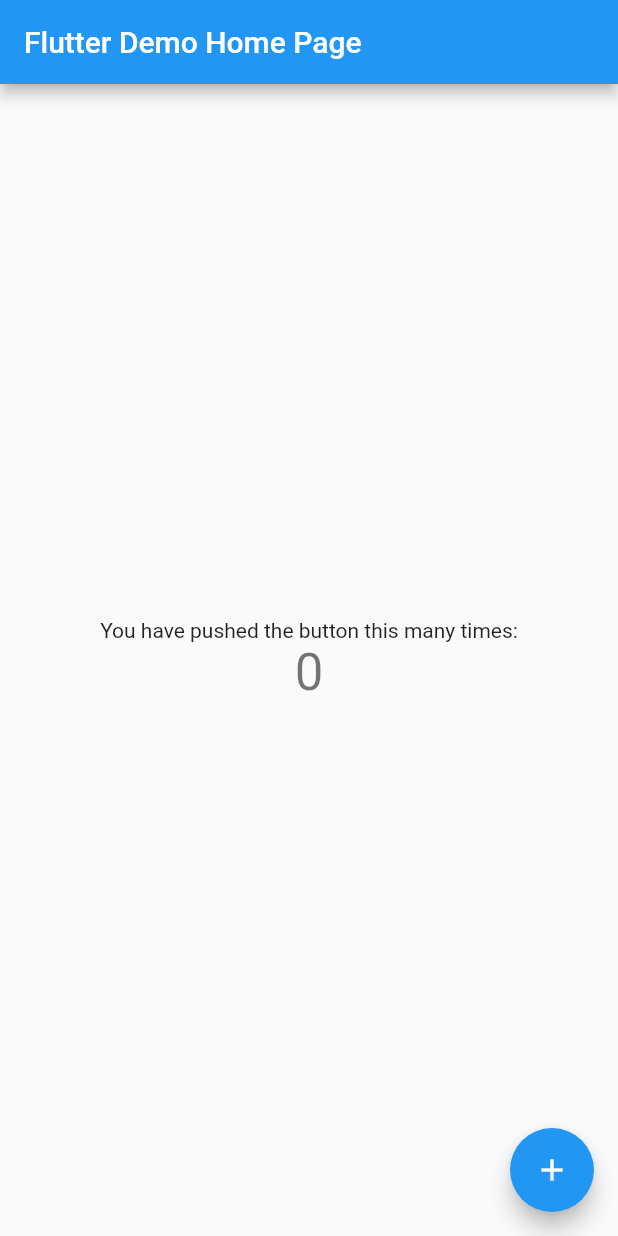
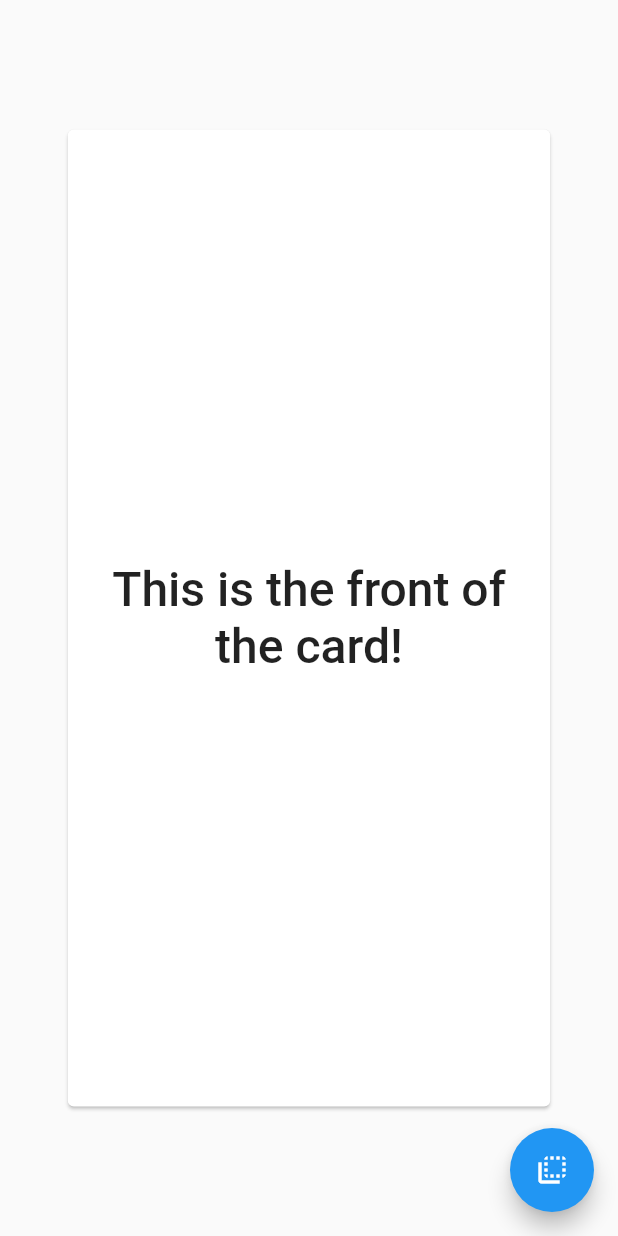
Before and after one commit to thmsdnnr/docent, a Flutter app: the screen it shows after launch, on a phone screen of 412 x 824 dp. Run offline on Flutter 3.47's test engine with Material 2 defaults, Android fonts, the phone set to English and light mode, and no system bars.

Commit message:
sweet, we can flip the card and it looks decent.

```diff
--- a/lib/main.dart
+++ b/lib/main.dart
@@ -1,7 +1,11 @@
 import 'package:flutter/material.dart';
 import 'dart:convert';
 
+import 'package:flutter/rendering.dart';
+
 void main() => runApp(MyApp());
+
+enum FlashCardSide { front, back }
 
 class FlashCard {
   FlashCard(this.id, this.title, this.front, this.back, this.tags, this.decks);
@@ -28,8 +32,36 @@ class FlashCard {
   }
 
   Map toJson() {
-    return {"id": id, "title": title, "front": front, "back": back, "tags": tags.toString(), "decks": decks.toString()};
+    return {
+      "id": id,
+      "title": title,
+      "front": front,
+      "back": back,
+      "tags": tags.toString(),
+      "decks": decks.toString()
+    };
   }
+
+  FractionallySizedBox toWidget({FlashCardSide sideToDisplay}) =>
+      FractionallySizedBox(
+        widthFactor: 0.8,
+        heightFactor: 0.8,
+        child: Card(
+          child: Column(
+            mainAxisAlignment: MainAxisAlignment.center,
+            crossAxisAlignment: CrossAxisAlignment.center,
+            children: [
+              ListTile(
+                title: Text(
+                  sideToDisplay == FlashCardSide.front ? front : back,
+                  style: TextStyle(fontWeight: FontWeight.w500, fontSize: 32),
+                  textAlign: TextAlign.center,
+                ),
+              )
+            ],
+          ),
+        ),
+      );
 }
 
 class MyApp extends StatelessWidget {
@@ -39,15 +71,6 @@ class MyApp extends StatelessWidget {
     return MaterialApp(
       title: 'Flutter Demo',
       theme: ThemeData(
-        // This is the theme of your application.
-        //
-        // Try running your application with "flutter run". You'll see the
-        // application has a blue toolbar. Then, without quitting the app, try
-        // changing the primarySwatch below to Colors.green and then invoke
-        // "hot reload" (press "r" in the console where you ran "flutter run",
-        // or simply save your changes to "hot reload" in a Flutter IDE).
-        // Notice that the counter didn't reset back to zero; the application
-        // is not restarted.
         primarySwatch: Colors.blue,
       ),
       home: MyHomePage(title: 'Flutter Demo Home Page'),
@@ -57,16 +80,6 @@ class MyApp extends StatelessWidget {
 
 class MyHomePage extends StatefulWidget {
   MyHomePage({Key key, this.title}) : super(key: key);
-
-  // This widget is the home page of your application. It is stateful, meaning
-  // that it has a State object (defined below) that contains fields that affect
-  // how it looks.
-
-  // This class is the configuration for the state. It holds the values (in this
-  // case the title) provided by the parent (in this case the App widget) and
-  // used by the build method of the State. Fields in a Widget subclass are
-  // always marked "final".
-
   final String title;
 
   @override
@@ -74,73 +87,50 @@ class MyHomePage extends StatefulWidget {
 }
 
 class _MyHomePageState extends State<MyHomePage> {
-  int _counter = 0;
-  void _incrementCounter() {
-    String theJSON = """{"id":"a globally unique ID to identify the card","title":"an optional title","front":
-      "This is the front of the card!","back":"This is the back of the card!","tags":["a","list","of","tags",
-      "that","the","card","has"],"decks":["a","list","of","globally unique","deck IDs","that","this","Card",
-      "Belongs","to"]}""";
-    FlashCard card = new FlashCard.fromJson(theJSON);
-    print(card.toString());
+  FlashCardSide _shownSide = FlashCardSide.front;
+  FractionallySizedBox _cardToShow;
+  static final Icon flipToBack = new Icon(Icons.flip_to_back);
+  static final Icon flipToFront = new Icon(Icons.flip_to_front);
+  Icon _thisIcon = flipToBack;
+
+  static String theJSON =
+      """{"id":"a globally unique ID to identify the card","title":"an optional title","front":
+  "This is the front of the card!","back":"This is the back of the card!","tags":["a","list","of","tags",
+  "that","the","card","has"],"decks":["a","list","of","globally unique","deck IDs","that","this","Card",
+  "Belongs","to"]}""";
+  FlashCard _card = new FlashCard.fromJson(theJSON);
+
+  @override
+  initState() {
+    super.initState();
+    _cardToShow = _card.toWidget(sideToDisplay: _shownSide);
+  }
+
+  void _flipCard() {
     setState(() {
-      // This call to setState tells the Flutter framework that something has
-      // changed in this State, which causes it to rerun the build method below
-      // so that the display can reflect the updated values. If we changed
-      // _counter without calling setState(), then the build method would not be
-      // called again, and so nothing would appear to happen.
-      _counter++;
+      if (_shownSide == FlashCardSide.front) {
+        _shownSide = FlashCardSide.back;
+        _cardToShow = _card.toWidget(sideToDisplay: _shownSide);
+        _thisIcon = flipToBack;
+      } else {
+        _shownSide = FlashCardSide.front;
+        _cardToShow = _card.toWidget(sideToDisplay: _shownSide);
+        _thisIcon = flipToFront;
+      }
     });
   }
 
   @override
   Widget build(BuildContext context) {
-    // This method is rerun every time setState is called, for instance as done
-    // by the _incrementCounter method above.
-    //
-    // The Flutter framework has been optimized to make rerunning build methods
-    // fast, so that you can just rebuild anything that needs updating rather
-    // than having to individually change instances of widgets.
     return Scaffold(
-      appBar: AppBar(
-        // Here we take the value from the MyHomePage object that was created by
-        // the App.build method, and use it to set our appbar title.
-        title: Text(widget.title),
-      ),
-      body: Center(
-        // Center is a layout widget. It takes a single child and positions it
-        // in the middle of the parent.
-        child: Column(
-          // Column is also layout widget. It takes a list of children and
-          // arranges them vertically. By default, it sizes itself to fit its
-          // children horizontally, and tries to be as tall as its parent.
-          //
-          // Invoke "debug painting" (press "p" in the console, choose the
-          // "Toggle Debug Paint" action from the Flutter Inspector in Android
-          // Studio, or the "Toggle Debug Paint" command in Visual Studio Code)
-          // to see the wireframe for each widget.
-          //
-          // Column has various properties to control how it sizes itself and
-          // how it positions its children. Here we use mainAxisAlignment to
-          // center the children vertically; the main axis here is the vertical
-          // axis because Columns are vertical (the cross axis would be
-          // horizontal).
-          mainAxisAlignment: MainAxisAlignment.center,
-          children: <Widget>[
-            Text(
-              'You have pushed the button this many times:',
-            ),
-            Text(
-              '$_counter',
-              style: Theme.of(context).textTheme.display1,
-            ),
-          ],
-        ),
+      body: new Center(
+        child: _cardToShow,
       ),
       floatingActionButton: FloatingActionButton(
-        onPressed: _incrementCounter,
-        tooltip: 'Increment',
-        child: Icon(Icons.add),
-      ), // This trailing comma makes auto-formatting nicer for build methods.
+        onPressed: _flipCard,
+        tooltip: 'Flip Card',
+        child: _thisIcon,
+      ),
     );
   }
 }
```
